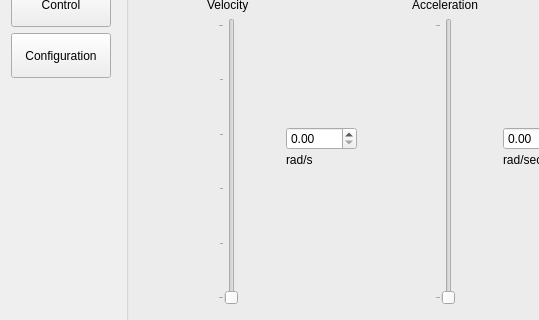
FIGS-FESS/FESSGUI, file FESS-GUI/mainwindow.ui: the form before one commit; both pictures show x 0 to 539 and y 109 to 429 of the 1190 by 710 pixel window.
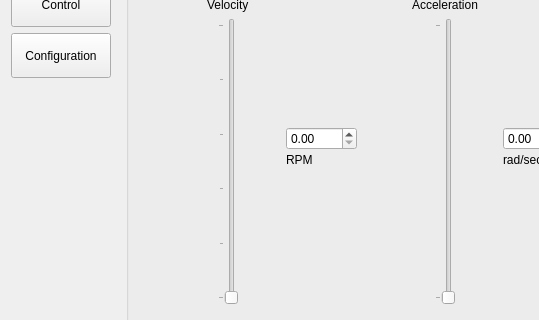
The form after the commit. The open tabs and pages were chosen to show the change. Custom widgets are drawn as their Qt base class.

Commit message: Changed Units to RPM

What changed in the file:
```diff
--- a/FESS-GUI/mainwindow.ui
+++ b/FESS-GUI/mainwindow.ui
@@ -178,7 +178,7 @@
              <item alignment="Qt::AlignLeft|Qt::AlignTop">
               <widget class="QLabel" name="velocityUnitLabel">
                <property name="text">
-                <string>rad/s</string>
+                <string>RPM</string>
                </property>
               </widget>
              </item>
```
Left out of the diff: 2 changed lines with no effect on the pictures. The commit also changes 1 other file.
